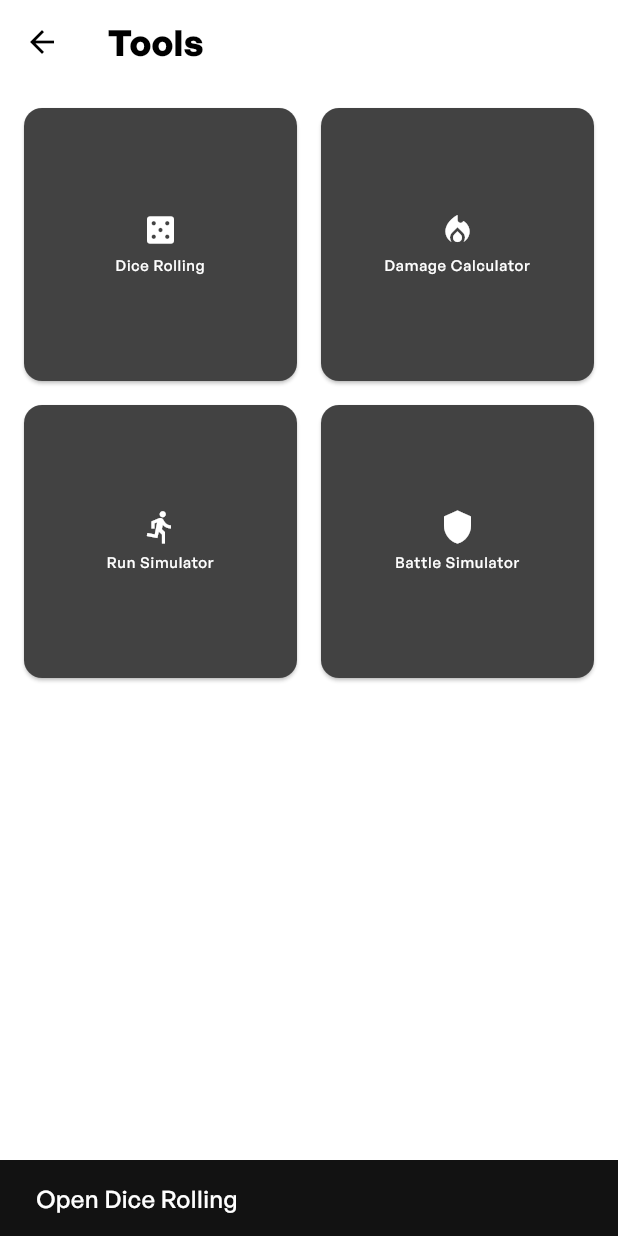
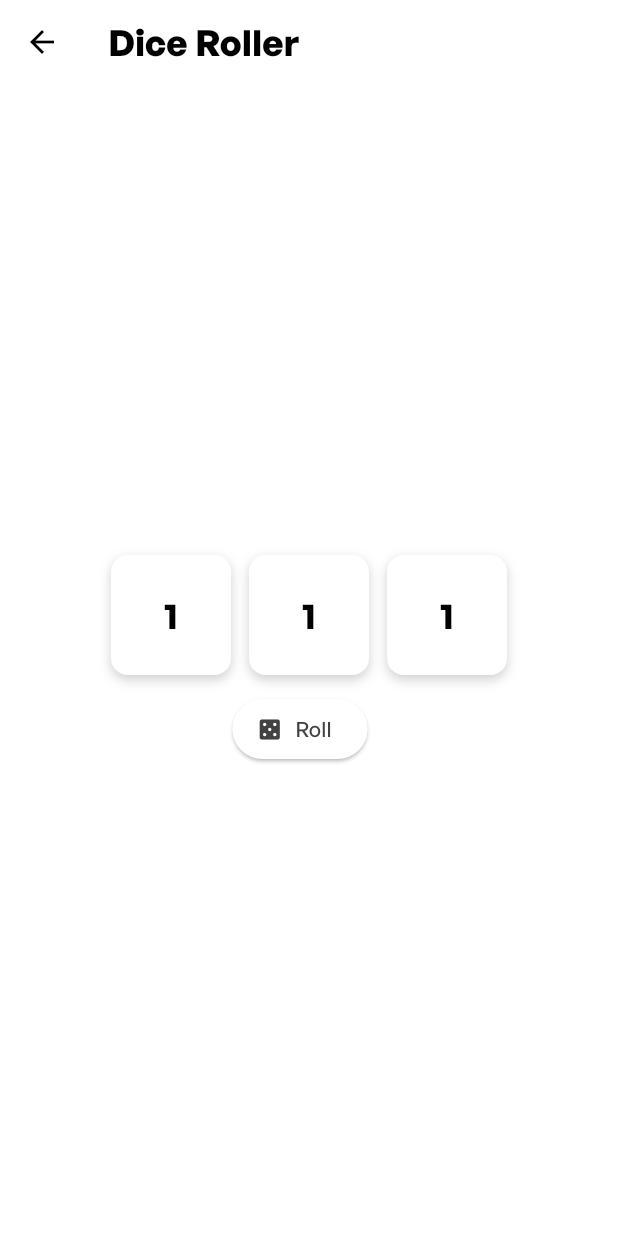
Before and after one commit to KevinTo-Stuff/roleplay-assistant, a Flutter app: the ToolsScreen screen opened by its route, after a tap on "Dice Rolling", on a phone screen of 412 x 824 dp. Run offline on Flutter 3.47's test engine with Material 3 defaults, Android fonts, the phone set to English and light mode, and no system bars; our stand-ins replace auto_route, equatable, flutter_bloc, font_awesome_flutter, get_it, shared_preferences; accounts and stored records are empty.

Commit message:
added dice rolling

```diff
--- a/lib/src/presentation/screens/tools_screen.dart
+++ b/lib/src/presentation/screens/tools_screen.dart
@@ -6,20 +6,50 @@ import 'package:auto_route/auto_route.dart';
 
 // Project imports:
 import 'package:roleplay_assistant/src/core/theme/dimens.dart';
+import 'package:roleplay_assistant/src/shared/widgets/buttons/button.dart';
 // Widgets
 import 'package:roleplay_assistant/src/shared/widgets/buttons/square_button.dart';
+import 'package:roleplay_assistant/src/presentation/widgets/dice_roller.dart';
 
 @RoutePage()
-class ToolsScreen extends StatelessWidget {
+class ToolsScreen extends StatefulWidget {
   const ToolsScreen({super.key});
+
+  @override
+  State<ToolsScreen> createState() => _ToolsScreenState();
+}
+
+class _ToolsScreenState extends State<ToolsScreen> {
+  bool _showDiceRoller = false;
 
   @override
   Widget build(BuildContext context) {
     return Scaffold(
       appBar: AppBar(
-        title: const Text('Tools'),
+        title: Text(_showDiceRoller ? 'Dice Roller' : 'Tools'),
+        leading: _showDiceRoller
+            ? IconButton(
+                icon: const Icon(Icons.arrow_back),
+                onPressed: () => setState(() => _showDiceRoller = false),
+              )
+            : null,
       ),
-      body: LayoutBuilder(builder: (BuildContext context, BoxConstraints constraints) {
+      body: _showDiceRoller
+          ? const Center(
+              child: SingleChildScrollView(
+                padding: EdgeInsets.all(Dimens.spacing),
+                child: Column(
+                  mainAxisSize: MainAxisSize.min,
+                  children: <Widget>[
+                    // Provide a DiceRoller with some sensible defaults and
+                    // allow the user to roll multiple dice in-place.
+                    DiceRoller(count: 3, sides: 6, dieSize: 80),
+                  ],
+                ),
+              ),
+            )
+          : LayoutBuilder(
+              builder: (BuildContext context, BoxConstraints constraints) {
               // Data-driven list of tools so this can be extended easily.
               final List<Map<String, dynamic>> tools = <Map<String, dynamic>>[
                 <String, dynamic>{
@@ -68,6 +98,10 @@ class ToolsScreen extends StatelessWidget {
               final List<Widget> items = tools
                   .map((Map<String, dynamic> t) => SquareButton.primary(
                         onPressed: () {
+                          if (t['key'] == 'dice') {
+                            setState(() => _showDiceRoller = true);
+                            return;
+                          }
                           ScaffoldMessenger.of(context).showSnackBar(
                             SnackBar(content: Text('Open ${t['label']}')),
                           );
@@ -75,7 +109,7 @@ class ToolsScreen extends StatelessWidget {
                         icon: Icon(t['icon'] as IconData),
                         label: t['label'] as String?,
                         size: itemSize,
-                ),)
+                      ))
                   .toList();
 
               return Padding(
@@ -88,7 +122,7 @@ class ToolsScreen extends StatelessWidget {
                       .toList(),
                 ),
               );
-      },),
+            }),
     );
   }
 }
--- /dev/null
+++ b/lib/src/presentation/widgets/dice_roller.dart
@@ -0,0 +1,258 @@
+import 'dart:async';
+import 'dart:math';
+
+import 'package:flutter/material.dart';
+
+/// A single reusable die widget that animates when rolled.
+///
+/// Usage:
+/// - Create a `GlobalKey<DieWidgetState>()` and pass it to this widget
+///   if you want to trigger rolls from a parent widget.
+class DieWidget extends StatefulWidget {
+  const DieWidget({
+    super.key,
+    this.sides = 6,
+    this.size = 64,
+    this.color,
+    this.textStyle,
+    this.rollDuration = const Duration(milliseconds: 900),
+  });
+
+  final int sides;
+  final double size;
+  final Color? color;
+  final TextStyle? textStyle;
+  final Duration rollDuration;
+
+  @override
+  DieWidgetState createState() => DieWidgetState();
+}
+
+class DieWidgetState extends State<DieWidget>
+    with SingleTickerProviderStateMixin {
+  late int _value;
+  late final AnimationController _controller;
+  late final Animation<double> _flipAnim;
+  late final Animation<double> _wobbleAnim;
+  Timer? _ticker;
+  final Random _rng = Random();
+
+  @override
+  void initState() {
+    super.initState();
+    _value = 1;
+    _controller = AnimationController(
+      vsync: this,
+      duration: const Duration(milliseconds: 700),
+    );
+
+    _flipAnim = Tween<double>(begin: 0.0, end: 1.0).animate(
+      CurvedAnimation(parent: _controller, curve: Curves.easeInOutBack),
+    );
+    _wobbleAnim = Tween<double>(begin: 0.0, end: 1.0).animate(
+      CurvedAnimation(parent: _controller, curve: Curves.elasticIn),
+    );
+  }
+
+  @override
+  void dispose() {
+    _ticker?.cancel();
+    _controller.dispose();
+    super.dispose();
+  }
+
+  /// Triggers a roll animation and returns the final value.
+  Future<int> roll() async {
+    // Start the animated flip and periodically update the face.
+    _controller.forward(from: 0.0);
+    _ticker?.cancel();
+    _ticker = Timer.periodic(const Duration(milliseconds: 70), (Timer _) {
+      setState(() {
+        _value = _rng.nextInt(widget.sides) + 1;
+      });
+    });
+
+    // Wait for the requested roll duration, then finish the animation
+    await Future.delayed(widget.rollDuration);
+
+    _ticker?.cancel();
+    // play a short settle animation
+    await _controller.animateTo(1.0,
+        duration: const Duration(milliseconds: 220), curve: Curves.easeOut);
+
+    setState(() => _value = _rng.nextInt(widget.sides) + 1);
+    return _value;
+  }
+
+  @override
+  Widget build(BuildContext context) {
+    final ThemeData theme = Theme.of(context);
+    final Color bg = widget.color ?? theme.colorScheme.surface;
+    final TextStyle textStyle = widget.textStyle ??
+        theme.textTheme.titleLarge!.copyWith(fontWeight: FontWeight.bold);
+
+    return SizedBox(
+      width: widget.size,
+      height: widget.size,
+      child: AnimatedBuilder(
+        animation: _controller,
+        builder: (BuildContext context, Widget? child) {
+          // flip progress 0..1 mapped to rotationX (0..pi*2)
+          final double flip = _flipAnim.value;
+          final double wobble = _wobbleAnim.value;
+
+          // rotation around X-axis to give 3D flip feel
+          final double rotX = flip * pi * 2;
+          // small rotation around Z for wobble
+          final double rotZ = sin(flip * pi * 2) * 0.08 * wobble;
+          final double scale = 1.0 + (0.08 * wobble);
+
+          // shadow intensity animates with wobble
+          final double shadowBlur = 6 + (12 * wobble);
+          final double shadowOffsetY = 3 + (6 * wobble);
+
+          return Transform(
+            alignment: Alignment.center,
+            transform: Matrix4.identity()
+              ..translate(0.0, 0.0, 0.0)
+              ..rotateX(rotX)
+              ..rotateZ(rotZ)
+              ..scale(scale),
+            child: Container(
+              decoration: BoxDecoration(
+                color: bg,
+                borderRadius: BorderRadius.circular(widget.size * 0.14),
+                boxShadow: <BoxShadow>[
+                  BoxShadow(
+                    color: Colors.black.withOpacity(0.18 * (1 - wobble / 2)),
+                    blurRadius: shadowBlur,
+                    offset: Offset(0, shadowOffsetY),
+                  ),
+                ],
+              ),
+              alignment: Alignment.center,
+              child: Text(
+                '$_value',
+                style: textStyle,
+                textAlign: TextAlign.center,
+              ),
+            ),
+          );
+        },
+      ),
+    );
+  }
+}
+
+/// A high-level dice roller that composes multiple [DieWidget]s and
+/// exposes a simple Roll button. Configure number of dice and sides.
+class DiceRoller extends StatefulWidget {
+  const DiceRoller({
+    super.key,
+    this.count = 2,
+    this.sides = 6,
+    this.dieSize = 64,
+    this.spacing = 12,
+    this.onComplete,
+  });
+
+  final int count;
+  final int sides;
+  final double dieSize;
+  final double spacing;
+  final void Function(List<int> results)? onComplete;
+
+  @override
+  State<DiceRoller> createState() => _DiceRollerState();
+}
+
+class _DiceRollerState extends State<DiceRoller> {
+  late final List<GlobalKey<DieWidgetState>> _keys;
+  List<int> _lastResults = <int>[];
+  bool _rolling = false;
+
+  @override
+  void initState() {
+    super.initState();
+    _keys = List.generate(
+      widget.count,
+      (int _) => GlobalKey<DieWidgetState>(),
+    );
+  }
+
+  Future<void> _rollAll() async {
+    if (_rolling) return;
+    setState(() => _rolling = true);
+
+    // Start rolls with a stagger so each die begins slightly after the
+    // previous one for a nicer visual rhythm.
+    final List<int> results = <int>[];
+    for (int i = 0; i < _keys.length; i++) {
+      final DieWidgetState? s = _keys[i].currentState;
+      if (s != null) {
+        // stagger start
+        Future.delayed(Duration(milliseconds: 80 * i), () => s.roll());
+      }
+    }
+
+    // Wait a safe upper bound: longest roll + stagger
+    final int staggerMs = 80 * (_keys.length - 1).clamp(0, 999);
+    await Future.delayed(Duration(
+        milliseconds:
+            widget.count > 0 ? (widget.count * 80) + 800 + staggerMs : 900));
+
+    // Collect final values from keys
+    for (final GlobalKey<DieWidgetState> k in _keys) {
+      final DieWidgetState? s = k.currentState;
+      if (s != null) results.add(s._value);
+    }
+    setState(() {
+      _lastResults = results;
+      _rolling = false;
+    });
+    widget.onComplete?.call(results);
+  }
+
+  @override
+  Widget build(BuildContext context) {
+    final List<Widget> dice = List<Widget>.generate(widget.count, (int i) {
+      return DieWidget(
+        key: _keys[i],
+        sides: widget.sides,
+        size: widget.dieSize,
+      );
+    });
+
+    final int total = _lastResults.fold<int>(0, (int a, int b) => a + b);
+
+    return Column(
+      mainAxisSize: MainAxisSize.min,
+      children: <Widget>[
+        Wrap(
+          spacing: widget.spacing,
+          runSpacing: widget.spacing,
+          alignment: WrapAlignment.center,
+          children: dice,
+        ),
+        const SizedBox(height: 12),
+        Row(
+          mainAxisSize: MainAxisSize.min,
+          mainAxisAlignment: MainAxisAlignment.center,
+          children: <Widget>[
+            ElevatedButton.icon(
+              onPressed: _rolling ? null : _rollAll,
+              icon: const Icon(Icons.casino),
+              label: Text(_rolling ? 'Rolling...' : 'Roll'),
+            ),
+            const SizedBox(width: 12),
+            if (_lastResults.isNotEmpty)
+              Text(
+                'Total: $total',
+                style: Theme.of(context).textTheme.bodyLarge,
+              ),
+          ],
+        ),
+      ],
+    );
+  }
+}
```
Also changed, not shown: 1 other file. Lines whose indentation alone changed are shown as unchanged.
